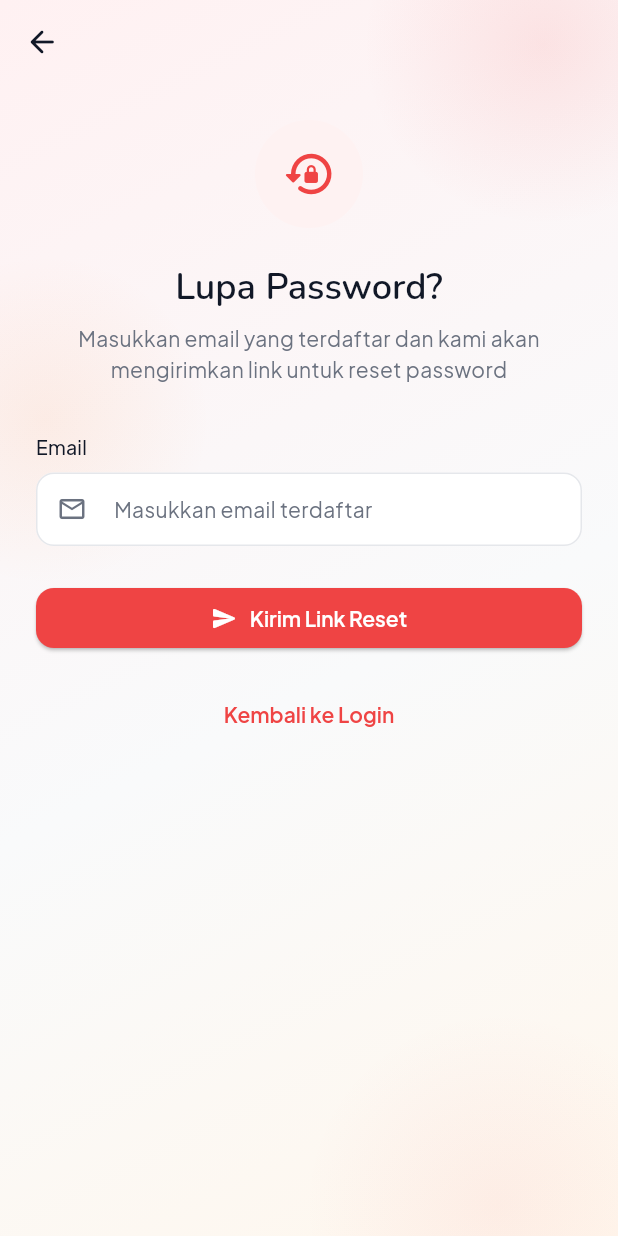
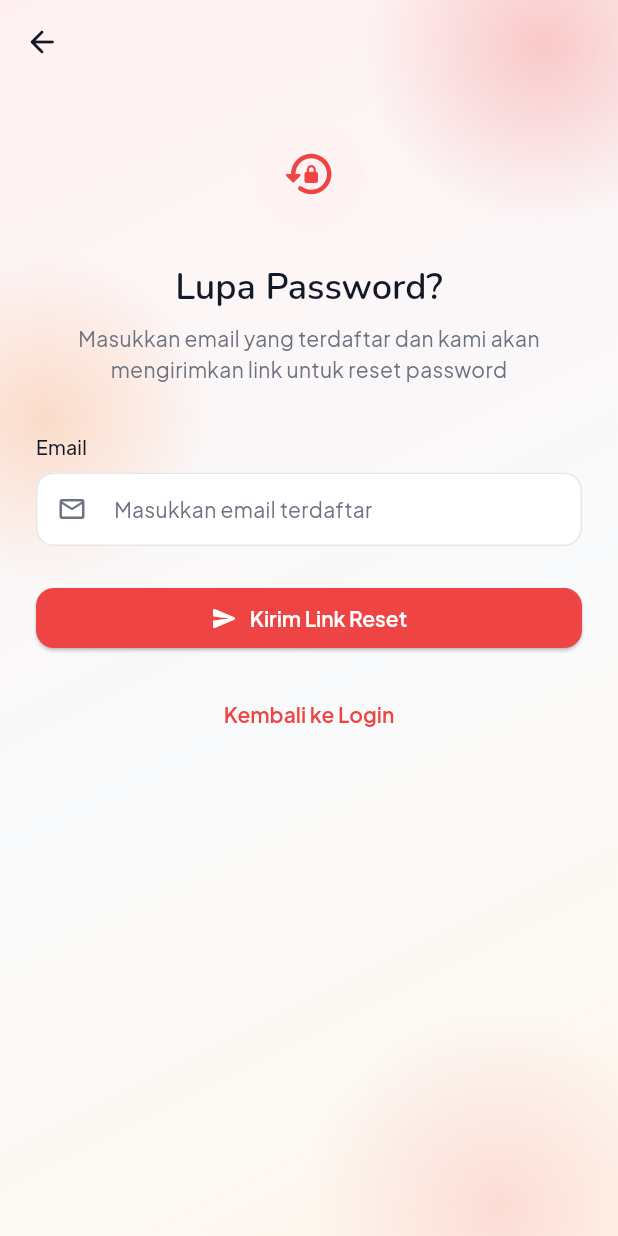
Before and after one commit to DeryWahyu/ruang-tenang-mobile, a Flutter app: the screen it shows after launch, after a tap on "Lewati", after a tap on "Lupa Password?", on a phone screen of 412 x 824 dp. Run offline on Flutter 3.47's test engine with Material 3 defaults, Android fonts, the phone set to English and light mode, and no system bars; our stand-ins replace cached_network_image, connectivity_plus, dio, equatable, fl_chart, flutter_bloc and 11 more.

Commit message:
style(ui): increase gradient intensity for auth and onboarding screens

```diff
--- a/lib/presentation/auth/screens/forgot_password_screen.dart
+++ b/lib/presentation/auth/screens/forgot_password_screen.dart
@@ -56,6 +56,7 @@ class _ForgotPasswordScreenState extends State<ForgotPasswordScreen> {
         }
       },
       child: GradientBackground(
+        intensity: 2.5,
         child: Scaffold(
           backgroundColor: Colors.transparent,
         appBar: AppBar(
--- a/lib/presentation/auth/screens/login_screen.dart
+++ b/lib/presentation/auth/screens/login_screen.dart
@@ -66,6 +66,7 @@ class _LoginScreenState extends State<LoginScreen> {
         }
       },
       child: GradientBackground(
+        intensity: 2.5,
         child: Scaffold(
           backgroundColor: Colors.transparent,
         body: SafeArea(
--- a/lib/presentation/auth/screens/register_screen.dart
+++ b/lib/presentation/auth/screens/register_screen.dart
@@ -69,6 +69,7 @@ class _RegisterScreenState extends State<RegisterScreen> {
         }
       },
       child: GradientBackground(
+        intensity: 2.5,
         child: Scaffold(
           backgroundColor: Colors.transparent,
         appBar: AppBar(
--- a/lib/presentation/auth/screens/reset_password_screen.dart
+++ b/lib/presentation/auth/screens/reset_password_screen.dart
@@ -62,6 +62,7 @@ class _ResetPasswordScreenState extends State<ResetPasswordScreen> {
         }
       },
       child: GradientBackground(
+        intensity: 2.5,
         child: Scaffold(
           backgroundColor: Colors.transparent,
         appBar: AppBar(
--- a/lib/presentation/common/widgets/gradient_background.dart
+++ b/lib/presentation/common/widgets/gradient_background.dart
@@ -5,8 +5,13 @@ import 'package:flutter/material.dart';
 /// a transparent [Scaffold] background let this show through.
 class GradientBackground extends StatelessWidget {
   final Widget child;
+  final double intensity;
 
-  const GradientBackground({super.key, required this.child});
+  const GradientBackground({
+    super.key,
+    required this.child,
+    this.intensity = 1.0,
+  });
 
   @override
   Widget build(BuildContext context) {
@@ -25,9 +30,9 @@ class GradientBackground extends StatelessWidget {
       ),
       child: Stack(
         children: [
-          Positioned(top: -90, right: -70, child: _blob(const Color(0xFFEF4444), 0.10, 240)),
-          Positioned(top: 170, left: -80, child: _blob(const Color(0xFFF97316), 0.08, 220)),
-          Positioned(bottom: -110, right: -50, child: _blob(const Color(0xFFEF4444), 0.06, 260)),
+          Positioned(top: -90, right: -70, child: _blob(const Color(0xFFEF4444), 0.10 * intensity, 240)),
+          Positioned(top: 170, left: -80, child: _blob(const Color(0xFFF97316), 0.08 * intensity, 220)),
+          Positioned(bottom: -110, right: -50, child: _blob(const Color(0xFFEF4444), 0.06 * intensity, 260)),
           // Content (non-positioned → sizes the stack, painted on top).
           child,
         ],
--- a/lib/presentation/onboarding/screens/onboarding_screen.dart
+++ b/lib/presentation/onboarding/screens/onboarding_screen.dart
@@ -75,6 +75,7 @@ class _OnboardingScreenState extends State<OnboardingScreen> {
   @override
   Widget build(BuildContext context) {
     return GradientBackground(
+      intensity: 2.5,
       child: Scaffold(
         backgroundColor: Colors.transparent,
       body: SafeArea(
```
